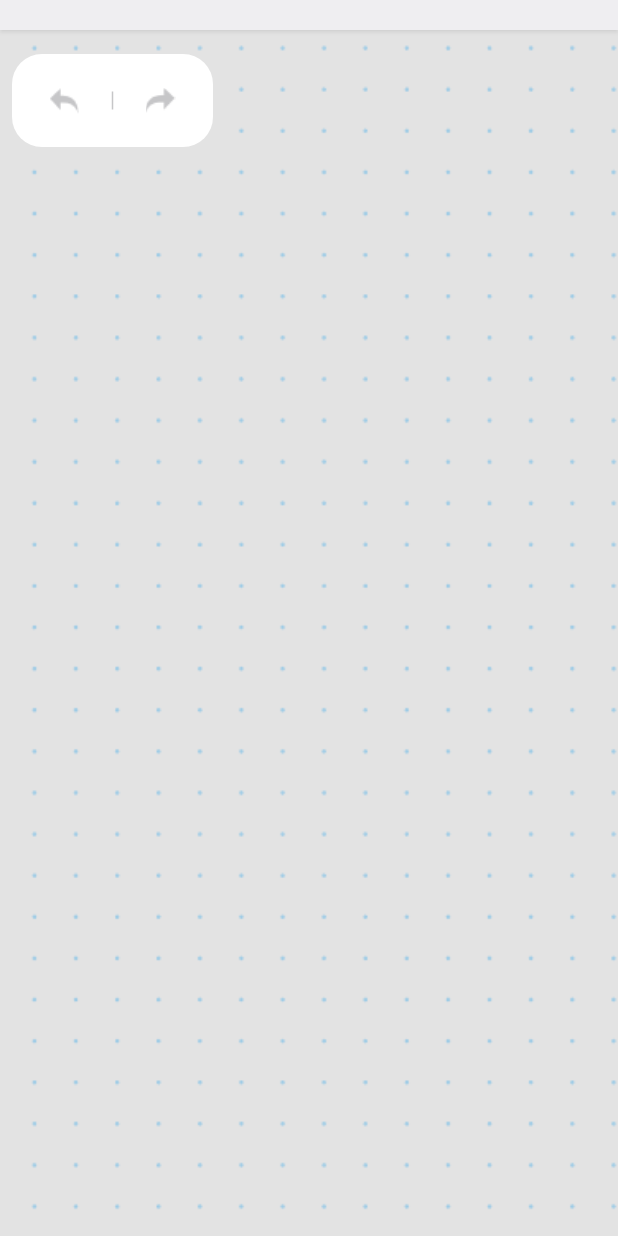
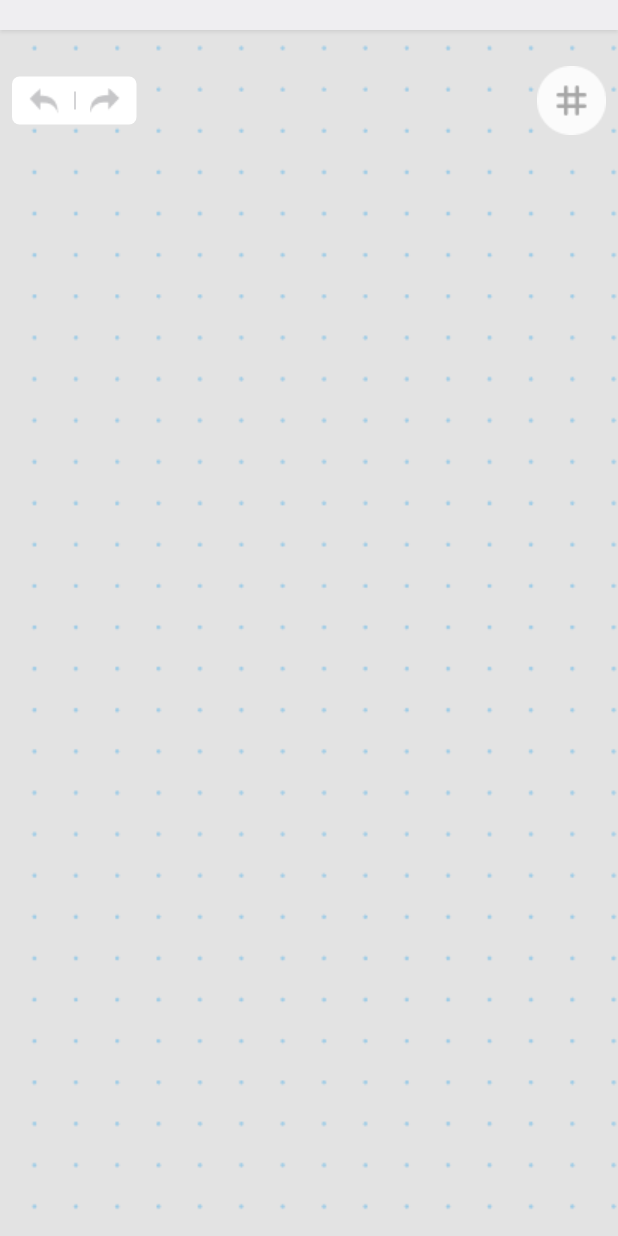
Before and after one commit to VeronikaTsitser/shapes_drawing, a Flutter app: the screen it shows after launch, on a phone screen of 412 x 824 dp. Run offline on Flutter 3.47's test engine with Material 3 defaults, Android fonts, the light colour scheme and no system bars; our stand-ins replace flutter_riverpod, freezed_annotation.

Commit message:
actions UI

```diff
--- a/lib/features/shapes_drawing/presentation/shapes_drawing_screen.dart
+++ b/lib/features/shapes_drawing/presentation/shapes_drawing_screen.dart
@@ -42,7 +42,20 @@ class ShapesDrawingScreen extends ConsumerWidget {
               isFilled: isFilled,
             ),
           ),
+          Padding(
+            padding: const EdgeInsets.only(top: 16, left: 8),
+            child: Row(
+              crossAxisAlignment: CrossAxisAlignment.center,
+              mainAxisAlignment: MainAxisAlignment.spaceBetween,
+              children: [
                 const UndoRedoWidget(),
+                IconButton(
+                  onPressed: () {},
+                  icon: Image.asset('assets/icons/hashtag_icon.png'),
+                ),
+              ],
+            ),
+          ),
         ],
       ),
     );
@@ -57,17 +70,16 @@ class UndoRedoWidget extends ConsumerWidget {
   @override
   Widget build(BuildContext context, WidgetRef ref) {
     return Container(
-      margin: const EdgeInsets.only(top: 16, left: 8),
       padding: const EdgeInsets.symmetric(horizontal: 11, vertical: 7),
       decoration: BoxDecoration(
         color: Colors.white,
-        borderRadius: BorderRadius.circular(20),
+        borderRadius: BorderRadius.circular(5),
       ),
       child: Row(
         mainAxisSize: MainAxisSize.min,
         children: [
-          IconButton(
-            onPressed: () {
+          GestureDetector(
+              onTap: () {
                 if (ref.read(historyNotifierProvider).history.length > 1) {
                   ref.read(historyNotifierProvider.notifier).undo();
                   ref.read(shapeNotifierProvider.notifier).setState(
@@ -75,21 +87,22 @@ class UndoRedoWidget extends ConsumerWidget {
                       );
                 }
               },
-            icon: Image.asset('assets/icons/undo.png'),
-          ),
+              child: Image.asset('assets/icons/undo.png')),
           const SizedBox(
             height: 12,
+            width: 20,
             child: VerticalDivider(color: Color.fromRGBO(198, 198, 200, 1), thickness: 1),
           ),
-          IconButton(
-            onPressed: () {
+          GestureDetector(
+              onTap: () {
+                if (ref.read(historyNotifierProvider).redoHistory.isNotEmpty) {
                   ref.read(historyNotifierProvider.notifier).redo();
                   ref.read(shapeNotifierProvider.notifier).setState(
                         ref.read(historyNotifierProvider).history.last,
                       );
+                }
               },
-            icon: Image.asset('assets/icons/redo.png'),
-          ),
+              child: Image.asset('assets/icons/redo.png')),
         ],
       ),
     );
```
Also changed, not shown: assets/icons/hashtag_icon.png (added). Lines whose indentation alone changed are shown as unchanged.
